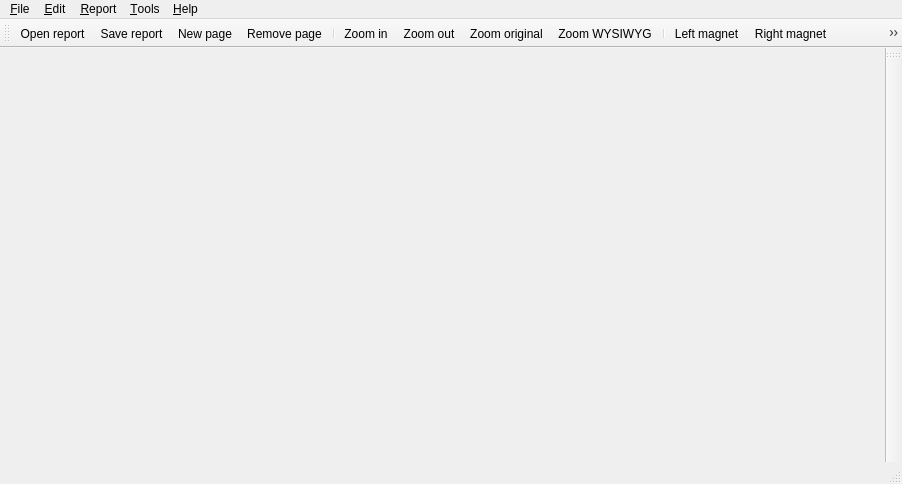
Qt form apps/designer/mainwindow.ui (shujaatak/exaro) before a commit.
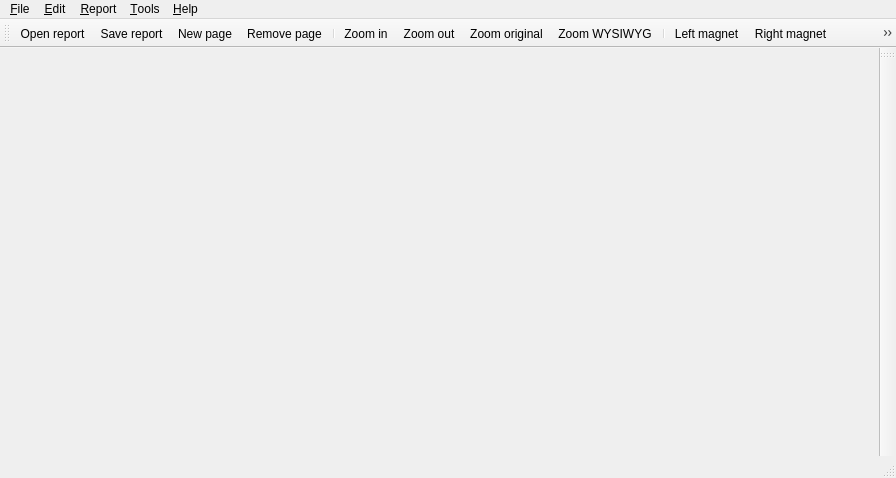
The same form after that commit. Icons and pictures are not drawn.

What changed in the file:
```diff
--- a/apps/designer/mainwindow.ui
+++ b/apps/designer/mainwindow.ui
@@ -5,8 +5,8 @@
    <rect>
     <x>0</x>
     <y>0</y>
-    <width>902</width>
-    <height>484</height>
+    <width>896</width>
+    <height>478</height>
    </rect>
   </property>
   <property name="windowTitle" >
@@ -28,8 +28,8 @@
     <rect>
      <x>0</x>
      <y>0</y>
-     <width>902</width>
-     <height>34</height>
+     <width>896</width>
+     <height>27</height>
     </rect>
    </property>
    <widget class="QMenu" name="menu_File" >
```
Left out of the diff: 48 changed lines with no effect on the pictures.
